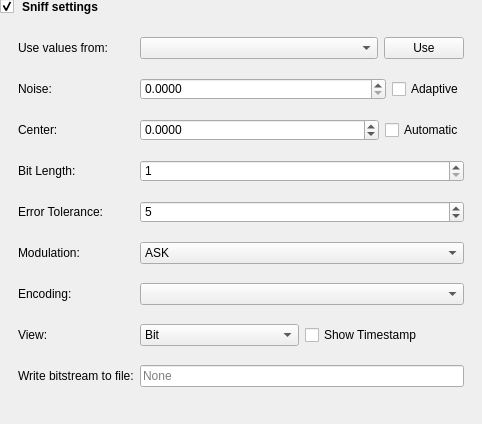
Before: the Qt Designer form data/ui/send_recv_sniff_settings.ui in jopohl/urh, drawn with Qt 5.
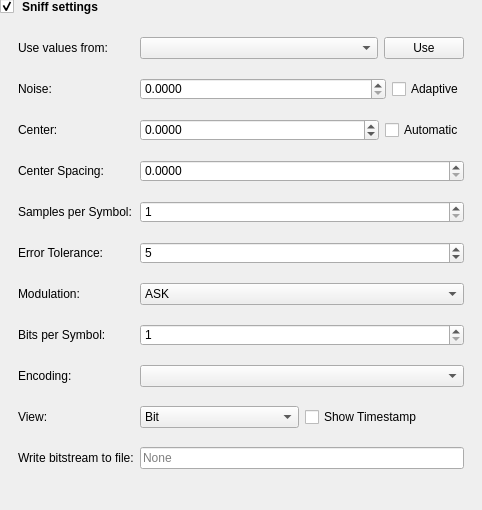
After: the same form once the commit is applied. Icons and pictures are not drawn.

Commit message: Add GUI for higher order modulations (#666)

Patch:
```diff
--- a/data/ui/send_recv_sniff_settings.ui
+++ b/data/ui/send_recv_sniff_settings.ui
@@ -7,7 +7,7 @@
     <x>0</x>
     <y>0</y>
     <width>482</width>
-    <height>424</height>
+    <height>510</height>
    </rect>
   </property>
   <property name="windowTitle">
@@ -75,38 +75,10 @@
          <number>0</number>
         </property>
         <layout class="QGridLayout" name="gridLayout">
-         <item row="0" column="0">
-          <widget class="QLabel" name="label_sniff_Signal">
+         <item row="2" column="0">
+          <widget class="QLabel" name="label_sniff_Center">
            <property name="text">
-            <string>Use values from:</string>
-           </property>
-          </widget>
-         </item>
-         <item row="0" column="1">
-          <layout class="QHBoxLayout" name="horizontalLayout_2">
-           <item>
-            <widget class="QComboBox" name="comboBox_sniff_signal">
-             <property name="sizePolicy">
-              <sizepolicy hsizetype="Expanding" vsizetype="Fixed">
-               <horstretch>0</horstretch>
-               <verstretch>0</verstretch>
-              </sizepolicy>
-             </property>
-            </widget>
-           </item>
-           <item>
-            <widget class="QPushButton" name="btn_sniff_use_signal">
-             <property name="text">
-              <string>Use</string>
-             </property>
-            </widget>
-           </item>
-          </layout>
-         </item>
-         <item row="1" column="0">
-          <widget class="QLabel" name="label_sniff_Noise">
-           <property name="text">
-            <string>Noise:</string>
+            <string>Center:</string>
            </property>
           </widget>
          </item>
@@ -140,38 +112,21 @@
            </item>
           </layout>
          </item>
-         <item row="2" column="0">
-          <widget class="QLabel" name="label_sniff_Center">
+         <item row="6" column="0">
+          <widget class="QLabel" name="label_sniff_Modulation">
            <property name="text">
-            <string>Center:</string>
+            <string>Modulation:</string>
            </property>
           </widget>
          </item>
-         <item row="3" column="0">
-          <widget class="QLabel" name="label_sniff_BitLength">
+         <item row="0" column="0">
+          <widget class="QLabel" name="label_sniff_Signal">
            <property name="text">
-            <string>Bit Length:</string>
+            <string>Use values from:</string>
            </property>
           </widget>
          </item>
-         <item row="3" column="1">
-          <widget class="QSpinBox" name="spinbox_sniff_BitLen">
-           <property name="minimum">
-            <number>1</number>
-           </property>
-           <property name="maximum">
-            <number>999999999</number>
-           </property>
-          </widget>
-         </item>
-         <item row="4" column="0">
-          <widget class="QLabel" name="label_sniff_Tolerance">
-           <property name="text">
-            <string>Error Tolerance:</string>
-           </property>
-          </widget>
-         </item>
-         <item row="4" column="1">
+         <item row="5" column="1">
           <widget class="QSpinBox" name="spinbox_sniff_ErrorTolerance">
            <property name="maximum">
             <number>999999</number>
@@ -181,14 +136,7 @@
            </property>
           </widget>
          </item>
-         <item row="5" column="0">
-          <widget class="QLabel" name="label_sniff_Modulation">
-           <property name="text">
-            <string>Modulation:</string>
-           </property>
-          </widget>
-         </item>
-         <item row="5" column="1">
+         <item row="6" column="1">
           <widget class="QComboBox" name="combox_sniff_Modulation">
            <item>
             <property name="text">
@@ -207,71 +155,31 @@
            </item>
           </widget>
          </item>
-         <item row="6" column="0">
-          <widget class="QLabel" name="label_sniff_encoding">
+         <item row="5" column="0">
+          <widget class="QLabel" name="label_sniff_Tolerance">
            <property name="text">
-            <string>Encoding:</string>
+            <string>Error Tolerance:</string>
            </property>
           </widget>
          </item>
-         <item row="6" column="1">
-          <widget class="QComboBox" name="comboBox_sniff_encoding">
-           <property name="sizePolicy">
-            <sizepolicy hsizetype="Expanding" vsizetype="Fixed">
-             <horstretch>0</horstretch>
-             <verstretch>0</verstretch>
-            </sizepolicy>
+         <item row="4" column="1">
+          <widget class="QSpinBox" name="spinbox_sniff_SamplesPerSymbol">
+           <property name="minimum">
+            <number>1</number>
            </property>
+           <property name="maximum">
+            <number>999999999</number>
+           </property>
           </widget>
          </item>
-         <item row="7" column="0">
+         <item row="9" column="0">
           <widget class="QLabel" name="label_sniff_viewtype">
            <property name="text">
             <string>View:</string>
            </property>
           </widget>
          </item>
-         <item row="7" column="1">
-          <layout class="QHBoxLayout" name="horizontalLayout">
-           <property name="sizeConstraint">
-            <enum>QLayout::SetDefaultConstraint</enum>
-           </property>
-           <item>
-            <widget class="QComboBox" name="comboBox_sniff_viewtype">
-             <item>
-              <property name="text">
-               <string>Bit</string>
-              </property>
-             </item>
-             <item>
-              <property name="text">
-               <string>Hex</string>
-              </property>
-             </item>
-             <item>
-              <property name="text">
-               <string>ASCII</string>
-              </property>
-             </item>
-            </widget>
-           </item>
-           <item>
-            <widget class="QCheckBox" name="checkBox_sniff_Timestamp">
-             <property name="text">
-              <string>Show Timestamp</string>
-             </property>
-            </widget>
-           </item>
-          </layout>
-         </item>
-         <item row="8" column="0">
-          <widget class="QLabel" name="label_sniff_OutputFile">
-           <property name="text">
-            <string>Write bitstream to file:</string>
-           </property>
-          </widget>
-         </item>
-         <item row="8" column="1">
+         <item row="10" column="1">
           <widget class="QLineEdit" name="lineEdit_sniff_OutputFile">
            <property name="sizePolicy">
             <sizepolicy hsizetype="Expanding" vsizetype="Fixed">
@@ -290,6 +198,51 @@
            </property>
           </widget>
          </item>
+         <item row="4" column="0">
+          <widget class="QLabel" name="label_sniff_BitLength">
+           <property name="text">
+            <string>Samples per Symbol:</string>
+           </property>
+          </widget>
+         </item>
+         <item row="3" column="1">
+          <widget class="QDoubleSpinBox" name="spinBoxCenterSpacing">
+           <property name="decimals">
+            <number>4</number>
+           </property>
+           <property name="maximum">
+            <double>1.000000000000000</double>
+           </property>
+          </widget>
+         </item>
+         <item row="0" column="1">
+          <layout class="QHBoxLayout" name="horizontalLayout_2">
+           <item>
+            <widget class="QComboBox" name="comboBox_sniff_signal">
+             <property name="sizePolicy">
+              <sizepolicy hsizetype="Expanding" vsizetype="Fixed">
+               <horstretch>0</horstretch>
+               <verstretch>0</verstretch>
+              </sizepolicy>
+             </property>
+            </widget>
+           </item>
+           <item>
+            <widget class="QPushButton" name="btn_sniff_use_signal">
+             <property name="text">
+              <string>Use</string>
+             </property>
+            </widget>
+           </item>
+          </layout>
+         </item>
+         <item row="10" column="0">
+          <widget class="QLabel" name="label_sniff_OutputFile">
+           <property name="text">
+            <string>Write bitstream to file:</string>
+           </property>
+          </widget>
+         </item>
          <item row="2" column="1">
           <layout class="QHBoxLayout" name="horizontalLayout_4">
            <item>
@@ -320,6 +273,87 @@
            </item>
           </layout>
          </item>
+         <item row="8" column="0">
+          <widget class="QLabel" name="label_sniff_encoding">
+           <property name="text">
+            <string>Encoding:</string>
+           </property>
+          </widget>
+         </item>
+         <item row="9" column="1">
+          <layout class="QHBoxLayout" name="horizontalLayout">
+           <property name="sizeConstraint">
+            <enum>QLayout::SetDefaultConstraint</enum>
+           </property>
+           <item>
+            <widget class="QComboBox" name="comboBox_sniff_viewtype">
+             <item>
+              <property name="text">
+               <string>Bit</string>
+              </property>
+             </item>
+             <item>
+              <property name="text">
+               <string>Hex</string>
+              </property>
+             </item>
+             <item>
+              <property name="text">
+               <string>ASCII</string>
+              </property>
+             </item>
+            </widget>
+           </item>
+           <item>
+            <widget class="QCheckBox" name="checkBox_sniff_Timestamp">
+             <property name="text">
+              <string>Show Timestamp</string>
+             </property>
+            </widget>
+           </item>
+          </layout>
+         </item>
+         <item row="1" column="0">
+          <widget class="QLabel" name="label_sniff_Noise">
+           <property name="text">
+            <string>Noise:</string>
+           </property>
+          </widget>
+         </item>
+         <item row="8" column="1">
+          <widget class="QComboBox" name="comboBox_sniff_encoding">
+           <property name="sizePolicy">
+            <sizepolicy hsizetype="Expanding" vsizetype="Fixed">
+             <horstretch>0</horstretch>
+             <verstretch>0</verstretch>
+            </sizepolicy>
+           </property>
+          </widget>
+         </item>
+         <item row="3" column="0">
+          <widget class="QLabel" name="labelCenterSpacing">
+           <property name="text">
+            <string>Center Spacing:</string>
+           </property>
+          </widget>
+         </item>
+         <item row="7" column="0">
+          <widget class="QLabel" name="labelBitsPerSymbol">
+           <property name="text">
+            <string>Bits per Symbol:</string>
+           </property>
+          </widget>
+         </item>
+         <item row="7" column="1">
+          <widget class="QSpinBox" name="spinBoxBitsPerSymbol">
+           <property name="minimum">
+            <number>1</number>
+           </property>
+           <property name="maximum">
+            <number>10</number>
+           </property>
+          </widget>
+         </item>
         </layout>
        </widget>
       </item>
```
Left out of the diff: 2 changed lines with no effect on the pictures. The commit also changes 69 other files.
